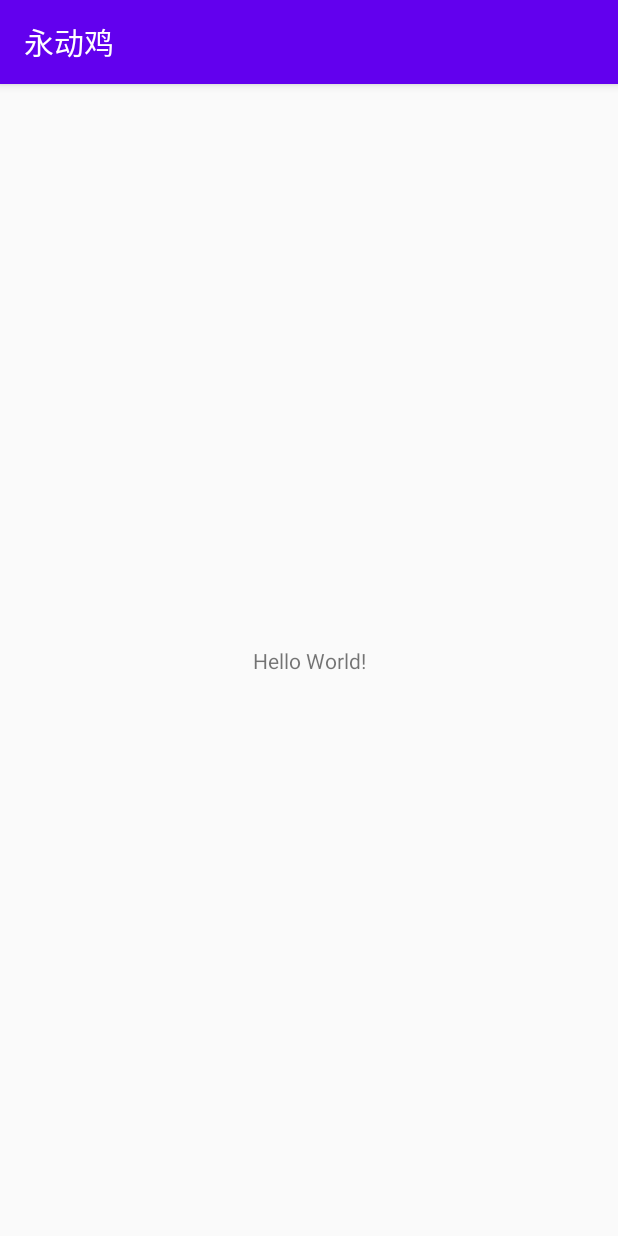
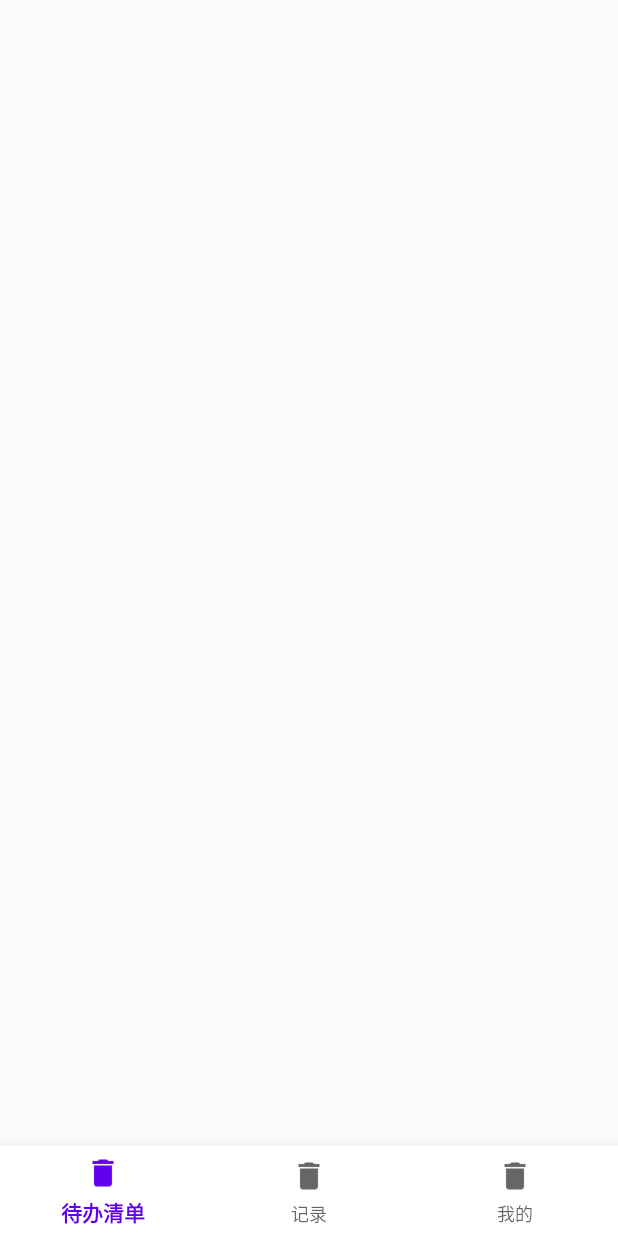
Before and after one commit to keepgogogo/FightingChick, an Android app: the MainActivity screen opened directly, with no data from a screen before it, on a phone screen of 412 x 824 dp. Run offline under Robolectric (Android 15) with nearby library versions, the phone set to English and light mode, and no system bars; our stand-ins replace navigation-ui.

Commit message:
Add BottomNavigation

```diff
--- a/app/build.gradle
+++ b/app/build.gradle
@@ -39,6 +39,8 @@ dependencies {
 
     implementation 'androidx.appcompat:appcompat:1.3.0-alpha01'
     implementation 'androidx.constraintlayout:constraintlayout:1.1.3'
+    implementation 'androidx.navigation:navigation-fragment-ktx:2.1.0'
+    implementation 'androidx.navigation:navigation-ui-ktx:2.1.0'
     testImplementation 'junit:junit:4.12'
     androidTestImplementation 'androidx.test.ext:junit:1.1.1'
     androidTestImplementation 'androidx.test.espresso:espresso-core:3.2.0'
--- a/app/src/main/java/com/hackweek/fightingchick/MainActivity.java
+++ b/app/src/main/java/com/hackweek/fightingchick/MainActivity.java
@@ -1,14 +1,91 @@
 package com.hackweek.fightingchick;
 
+import androidx.annotation.NonNull;
 import androidx.appcompat.app.AppCompatActivity;
+import androidx.fragment.app.Fragment;
+import androidx.fragment.app.FragmentTransaction;
+import androidx.navigation.NavController;
+import androidx.navigation.fragment.NavHostFragment;
+import androidx.navigation.ui.NavigationUI;
 
 import android.os.Bundle;
+import android.view.MenuItem;
+
+import com.google.android.material.bottomnavigation.BottomNavigationView;
+
+import java.util.ArrayList;
+import java.util.List;
 
 public class MainActivity extends AppCompatActivity {
 
+    private BottomNavigationView mBottomNavigationView;
+    private int lastIndex;
+    List<Fragment> mFragments;
+
+    //private NavController navController;
     @Override
     protected void onCreate(Bundle savedInstanceState) {
         super.onCreate(savedInstanceState);
         setContentView(R.layout.activity_main);
+        initBottomNavigation();
+        initData();
+        //setupViews();
     }
+
+    public void initBottomNavigation() {
+        mBottomNavigationView = findViewById(R.id.bottomNavView);
+        mBottomNavigationView.setOnNavigationItemSelectedListener(new BottomNavigationView.OnNavigationItemSelectedListener() {
+            @Override
+            public boolean onNavigationItemSelected(@NonNull MenuItem item) {
+                switch (item.getItemId()) {
+                    case R.id.todoListFragment:
+                        setFragmentPosition(0);
+                        break;
+                    case R.id.recordsFragment:
+                        setFragmentPosition(1);
+                        break;
+                    case R.id.mineFragment:
+                        setFragmentPosition(2);
+                        break;
+                    default:
+                        break;
+                }
+                return true;
+            }
+        });
+    }
+
+    public void initData() {
+        mFragments = new ArrayList<>();
+        mFragments.add(new TodoListFragment());
+        mFragments.add(new RecordsFragment());
+        mFragments.add(new MineFragment());
+        // 初始化展示TodoListFragment
+        setFragmentPosition(0);
+    }
+
+    private void setFragmentPosition(int position) {
+        FragmentTransaction ft = getSupportFragmentManager().beginTransaction();
+        Fragment currentFragment = mFragments.get(position);
+        Fragment lastFragment = mFragments.get(lastIndex);
+        lastIndex = position;
+        ft.hide(lastFragment);
+        if (!currentFragment.isAdded()) {
+            getSupportFragmentManager().beginTransaction().remove(currentFragment).commit();
+            ft.add(R.id.frame_for_fragment, currentFragment);
+        }
+        ft.show(currentFragment);
+        ft.commitAllowingStateLoss();
+    }
+
+    /**
+    private void setupViews(){
+        NavHostFragment navHostFragment = (NavHostFragment)getSupportFragmentManager().findFragmentById(R.id.fragNavHost);
+        navController = navHostFragment.getNavController();
+        NavigationUI.setupWithNavController((BottomNavigationView) findViewById(R.id.bottomNavView),navHostFragment.getNavController());
+    }
+     **/
+
+
+
 }
--- /dev/null
+++ b/app/src/main/java/com/hackweek/fightingchick/MineFragment.java
@@ -0,0 +1,35 @@
+package com.hackweek.fightingchick;
+
+import android.os.Bundle;
+
+import androidx.fragment.app.Fragment;
+
+import android.view.LayoutInflater;
+import android.view.View;
+import android.view.ViewGroup;
+
+/**
+ * A simple {@link Fragment} subclass.
+ * Use the {@link MineFragment#newInstance} factory method to
+ * create an instance of this fragment.
+ */
+public class MineFragment extends Fragment {
+
+
+    public MineFragment() {
+        // Required empty public constructor
+    }
+
+
+    @Override
+    public void onCreate(Bundle savedInstanceState) {
+        super.onCreate(savedInstanceState);
+    }
+
+    @Override
+    public View onCreateView(LayoutInflater inflater, ViewGroup container,
+                             Bundle savedInstanceState) {
+        // Inflate the layout for this fragment
+        return inflater.inflate(R.layout.fragment_mine, container, false);
+    }
+}
--- /dev/null
+++ b/app/src/main/java/com/hackweek/fightingchick/RecordsFragment.java
@@ -0,0 +1,37 @@
+package com.hackweek.fightingchick;
+
+import android.os.Bundle;
+
+import androidx.fragment.app.Fragment;
+
+import android.view.LayoutInflater;
+import android.view.View;
+import android.view.ViewGroup;
+
+/**
+ * A simple {@link Fragment} subclass.
+ * Use the {@link RecordsFragment#newInstance} factory method to
+ * create an instance of this fragment.
+ */
+public class RecordsFragment extends Fragment {
+
+
+
+    public RecordsFragment() {
+        // Required empty public constructor
+    }
+
+
+
+    @Override
+    public void onCreate(Bundle savedInstanceState) {
+        super.onCreate(savedInstanceState);
+    }
+
+    @Override
+    public View onCreateView(LayoutInflater inflater, ViewGroup container,
+                             Bundle savedInstanceState) {
+        // Inflate the layout for this fragment
+        return inflater.inflate(R.layout.fragment_records, container, false);
+    }
+}
--- /dev/null
+++ b/app/src/main/java/com/hackweek/fightingchick/TodoListFragment.java
@@ -0,0 +1,37 @@
+package com.hackweek.fightingchick;
+
+import android.os.Bundle;
+
+import androidx.fragment.app.Fragment;
+
+import android.view.LayoutInflater;
+import android.view.View;
+import android.view.ViewGroup;
+
+/**
+ * A simple {@link Fragment} subclass.
+ * Use the {@link TodoListFragment#newInstance} factory method to
+ * create an instance of this fragment.
+ */
+public class TodoListFragment extends Fragment {
+
+
+
+    public TodoListFragment() {
+        // Required empty public constructor
+    }
+
+
+    @Override
+    public void onCreate(Bundle savedInstanceState) {
+        super.onCreate(savedInstanceState);
+
+    }
+
+    @Override
+    public View onCreateView(LayoutInflater inflater, ViewGroup container,
+                             Bundle savedInstanceState) {
+        // Inflate the layout for this fragment
+        return inflater.inflate(R.layout.fragment_todo_list, container, false);
+    }
+}
--- a/app/src/main/res/layout/activity_main.xml
+++ b/app/src/main/res/layout/activity_main.xml
@@ -1,18 +1,26 @@
 <?xml version="1.0" encoding="utf-8"?>
-<androidx.constraintlayout.widget.ConstraintLayout xmlns:android="http://schemas.android.com/apk/res/android"
+<androidx.coordinatorlayout.widget.CoordinatorLayout xmlns:android="http://schemas.android.com/apk/res/android"
     xmlns:app="http://schemas.android.com/apk/res-auto"
     xmlns:tools="http://schemas.android.com/tools"
     android:layout_width="match_parent"
     android:layout_height="match_parent"
     tools:context=".MainActivity">
 
-    <TextView
-        android:layout_width="wrap_content"
-        android:layout_height="wrap_content"
-        android:text="Hello World!"
-        app:layout_constraintBottom_toBottomOf="parent"
-        app:layout_constraintLeft_toLeftOf="parent"
-        app:layout_constraintRight_toRightOf="parent"
-        app:layout_constraintTop_toTopOf="parent" />
+    <FrameLayout
+        android:id="@+id/frame_for_fragment"
+        android:layout_width="match_parent"
+        android:layout_height="match_parent"
+        android:layout_marginBottom="60dp">
 
-</androidx.constraintlayout.widget.ConstraintLayout>
+    </FrameLayout>
+
+    <com.google.android.material.bottomnavigation.BottomNavigationView
+        android:id="@+id/bottomNavView"
+        android:layout_width="match_parent"
+        android:layout_height="60dp"
+        android:background="#ffff"
+        android:layout_gravity="bottom"
+        app:layout_behavior="@string/hide_bottom_view_on_scroll_behavior"
+        app:menu="@menu/bottom_navigation_menu"/>
+
+</androidx.coordinatorlayout.widget.CoordinatorLayout>
--- /dev/null
+++ b/app/src/main/res/menu/bottom_navigation_menu.xml
@@ -0,0 +1,15 @@
+<?xml version="1.0" encoding="utf-8"?>
+<menu xmlns:android="http://schemas.android.com/apk/res/android">
+    <item android:id="@+id/todoListFragment"
+        android:title="待办清单"
+        android:icon="@drawable/baseline_delete_white_24"/>
+
+    <item android:id="@+id/recordsFragment"
+        android:title="记录"
+        android:icon="@drawable/baseline_delete_white_24"/>
+
+    <item android:id="@+id/mineFragment"
+        android:title="我的"
+        android:icon="@drawable/baseline_delete_white_24"/>
+
+</menu>
--- a/app/src/main/res/values/styles.xml
+++ b/app/src/main/res/values/styles.xml
@@ -1,6 +1,6 @@
 <resources>
     <!-- Base application theme. -->
-    <style name="AppTheme" parent="Theme.AppCompat.Light.DarkActionBar">
+    <style name="AppTheme" parent="Theme.AppCompat.Light.NoActionBar">
         <!-- Customize your theme here. -->
         <item name="colorPrimary">@color/colorPrimary</item>
         <item name="colorPrimaryDark">@color/colorPrimaryDark</item>
```
Also changed, not shown: app/src/main/res/layout/fragment_mine.xml (added, +14 -0 lines), app/src/main/res/layout/fragment_records.xml (added, +14 -0 lines), app/src/main/res/layout/fragment_todo_list.xml (added, +14 -0 lines), app/src/main/res/drawable/baseline_delete_white_24.png (added).
